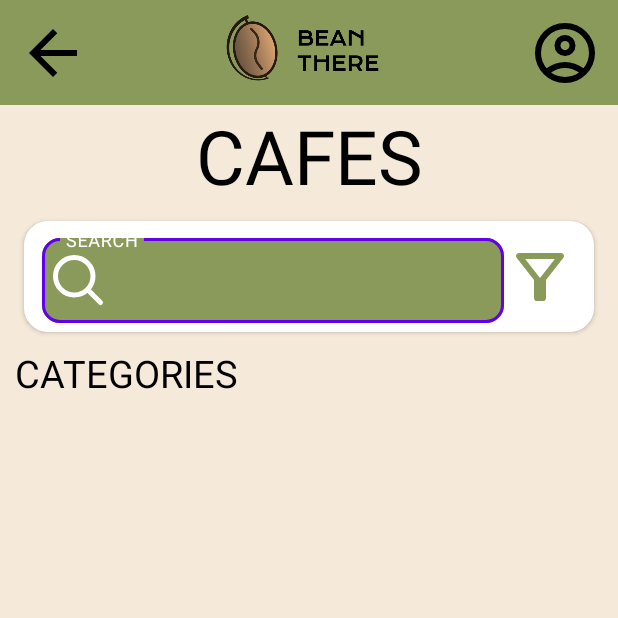
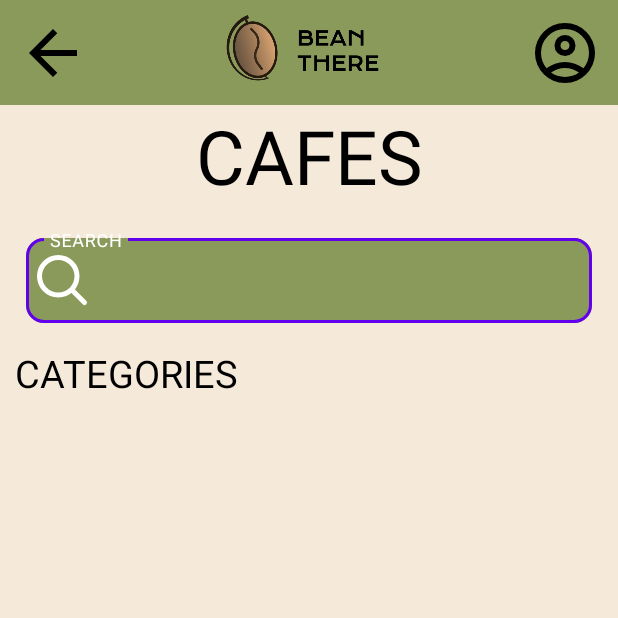
Before and after one commit to ReaperX0402/Bean_There, an Android app built with Jetpack Compose: the SearchCafe screen opened directly, with no data from a screen before it, on a phone screen of 412 x 824 dp, the top half of it. Run offline under Robolectric (Android 15) with nearby library versions, the phone set to English and light mode, and no system bars; libraries missing offline, so code that uses them is left out: io.github.jan.supabase; pictures from the network do not load; Roboto replaces fonts that are not available here; 3 statements that could not run were skipped.

Commit message:
Changes to teg search cafe fragment

```diff
--- a/app/src/main/res/layout/fragment_search_cafe.xml
+++ b/app/src/main/res/layout/fragment_search_cafe.xml
@@ -23,15 +23,14 @@
 
     <LinearLayout
         android:id="@+id/search_row"
-        android:layout_width="0dp"
+        android:layout_width="match_parent"
         android:layout_height="wrap_content"
         android:orientation="horizontal"
-        android:layout_marginStart="16dp"
-        android:layout_marginEnd="16dp"
+        android:layout_marginStart="5dp"
+        android:layout_marginEnd="5dp"
         android:layout_marginTop="12dp"
         android:paddingHorizontal="12dp"
         android:paddingVertical="6dp"
-        android:background="@drawable/bg_search_container"
         android:gravity="center_vertical"
         android:elevation="2dp"
         app:layout_constraintTop_toBottomOf="@id/header_text"
@@ -64,15 +63,7 @@
                 android:textColorHint="@color/white" />
         </com.google.android.material.textfield.TextInputLayout>
 
-        <ImageButton
-            android:id="@+id/filter_button"
-            android:layout_width="48dp"
-            android:layout_height="match_parent"
-            android:background="@drawable/bg_filter_button"
-            android:padding="10dp"
-            android:src="@drawable/filter_icon"
-            android:contentDescription="@string/filter"
-            app:tint="@color/matcha"/>
+
     </LinearLayout>
 
     <TextView
```
